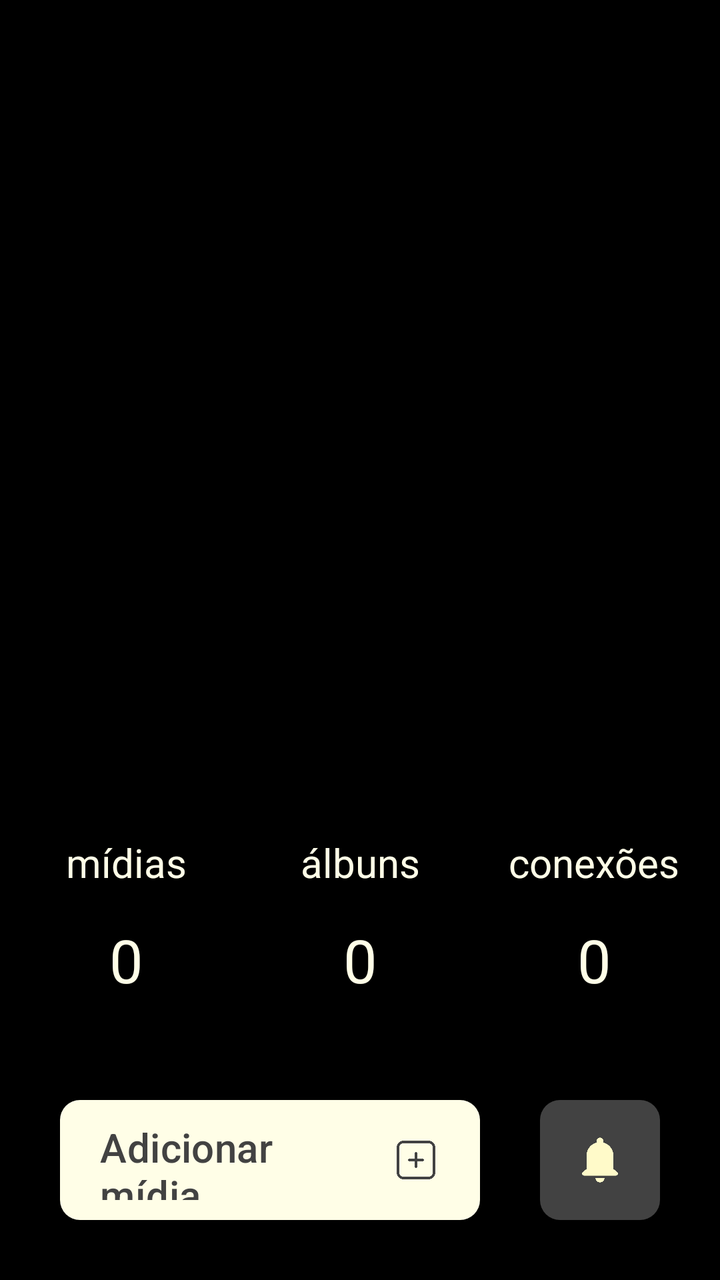
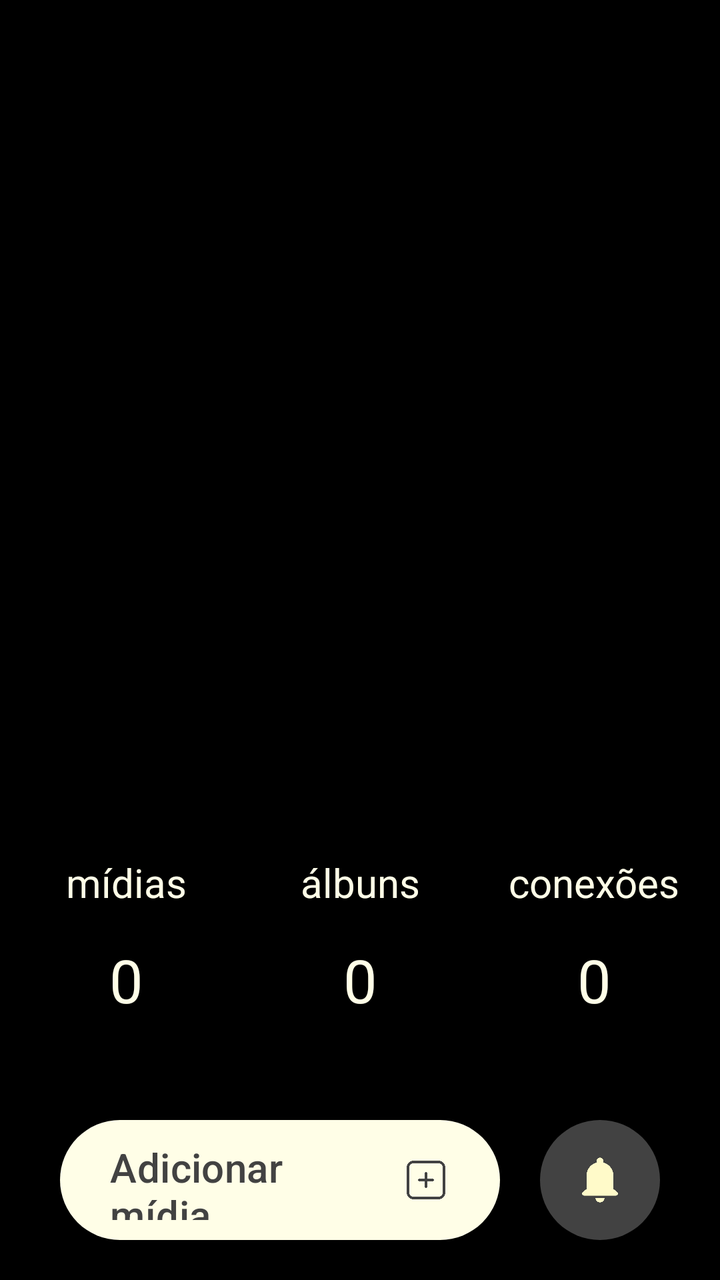

An Android layout rendered at two revisions. The XML below is the earlier revision; the diff shows what the commit changed to produce the second picture.
<!-- AndroidManifest.xml: application theme Theme.Monaly -->
<!-- res/layout/fragment_feed.xml -->
<?xml version="1.0" encoding="utf-8"?>
<androidx.constraintlayout.widget.ConstraintLayout xmlns:android="http://schemas.android.com/apk/res/android"
    xmlns:app="http://schemas.android.com/apk/res-auto"
    xmlns:tools="http://schemas.android.com/tools"
    android:layout_width="match_parent"
    android:layout_height="match_parent"
    android:background="@color/black"
    tools:context=".ui.fragment.navegation.FeedFragment">

    <androidx.viewpager2.widget.ViewPager2
        android:id="@+id/viewPagerFeedAlbums"
        android:layout_width="0dp"
        android:layout_height="0dp"
        android:layout_marginBottom="20dp"
        app:layout_constraintBottom_toTopOf="@+id/textTitleMidia"
        app:layout_constraintEnd_toEndOf="parent"
        app:layout_constraintStart_toStartOf="parent"
        app:layout_constraintTop_toTopOf="parent" />

    <com.google.android.material.button.MaterialButton
        android:id="@+id/buttonAdd"
        android:layout_width="0dp"
        android:layout_height="60dp"
        android:layout_marginStart="30dp"
        android:layout_marginEnd="30dp"
        android:layout_marginBottom="30dp"
        android:background="@drawable/drawable_background_button_gray_dark_10_dp"
        android:gravity="start|center_vertical"
        android:paddingStart="20dp"
        android:paddingEnd="20dp"
        android:text="@string/feed_button_to_add"
        android:textAllCaps="false"
        android:textColor="@color/gray_dark"
        android:textSize="20sp"
        app:backgroundTint="@color/bage_neutral"
        app:icon="@drawable/ic_add_gray_dark"
        app:iconGravity="end"
        app:iconSize="24dp"
        app:iconTint="@null"
        app:layout_constraintBottom_toBottomOf="parent"
        app:layout_constraintEnd_toStartOf="@+id/buttonNotification"
        app:layout_constraintHorizontal_bias="0.0"
        app:layout_constraintStart_toStartOf="parent" />

    <com.google.android.material.button.MaterialButton
        android:id="@+id/buttonNotification"
        android:layout_width="60dp"
        android:layout_height="60dp"
        android:layout_marginEnd="30dp"
        android:layout_marginBottom="30dp"
        android:background="@drawable/drawable_background_button_gray_dark_10_dp"
        android:contentDescription="@string/feed_content_description_notification"
        android:insetTop="0dp"
        android:insetBottom="0dp"
        android:padding="0dp"
        app:backgroundTint="@color/gray_dark"
        app:icon="@drawable/ic_notification_bage_neutral"
        app:iconGravity="textStart"
        app:iconPadding="0dp"
        app:iconSize="28dp"
        app:iconTint="@null"
        app:layout_constraintBottom_toBottomOf="parent"
        app:layout_constraintEnd_toEndOf="parent" />

    <TextView
        android:id="@+id/textDefaultAlbun"
        android:layout_width="wrap_content"
        android:layout_height="wrap_content"
        android:layout_marginBottom="50dp"
        android:text="@string/feed__defaut_number"
        android:textColor="@color/bage_neutral"
        android:textSize="30sp"
        app:layout_constraintBottom_toTopOf="@+id/buttonAdd"
        app:layout_constraintEnd_toEndOf="parent"
        app:layout_constraintStart_toStartOf="parent" />

    <TextView
        android:id="@+id/textDefaultConection"
        android:layout_width="wrap_content"
        android:layout_height="wrap_content"
        android:layout_marginStart="100dp"
        android:text="@string/feed__defaut_number"
        android:textColor="@color/bage_neutral"
        android:textSize="30sp"
        app:layout_constraintBottom_toBottomOf="@+id/textDefaultAlbun"
        app:layout_constraintStart_toEndOf="@+id/textDefaultAlbun" />

    <TextView
        android:id="@+id/textDefaultMidia"
        android:layout_width="wrap_content"
        android:layout_height="wrap_content"
        android:layout_marginEnd="100dp"
        android:text="@string/feed__defaut_number"
        android:textColor="@color/bage_neutral"
        android:textSize="30sp"
        app:layout_constraintBottom_toBottomOf="@+id/textDefaultAlbun"
        app:layout_constraintEnd_toStartOf="@+id/textDefaultAlbun" />

    <TextView
        android:id="@+id/textTitleAlbun"
        android:layout_width="wrap_content"
        android:layout_height="wrap_content"
        android:layout_marginBottom="15dp"
        android:text="@string/feed_title_albuns"
        android:textColor="@color/bage_neutral"
        android:textSize="20sp"
        app:layout_constraintBottom_toTopOf="@+id/textDefaultAlbun"
        app:layout_constraintEnd_toEndOf="parent"
        app:layout_constraintStart_toStartOf="parent" />

    <TextView
        android:id="@+id/textTitleConection"
        android:layout_width="wrap_content"
        android:layout_height="wrap_content"
        android:layout_marginBottom="15dp"
        android:text="@string/feed_title_conections"
        android:textColor="@color/bage_neutral"
        android:textSize="20sp"
        app:layout_constraintBottom_toTopOf="@+id/textDefaultConection"
        app:layout_constraintEnd_toEndOf="@+id/textDefaultConection"
        app:layout_constraintStart_toStartOf="@+id/textDefaultConection" />

    <TextView
        android:id="@+id/textTitleMidia"
        android:layout_width="wrap_content"
        android:layout_height="wrap_content"
        android:layout_marginBottom="15dp"
        android:text="@string/feed_title_midia"
        android:textColor="@color/bage_neutral"
        android:textSize="20sp"
        app:layout_constraintBottom_toTopOf="@+id/textDefaultMidia"
        app:layout_constraintEnd_toEndOf="@+id/textDefaultMidia"
        app:layout_constraintStart_toStartOf="@+id/textDefaultMidia" />

</androidx.constraintlayout.widget.ConstraintLayout>
<!-- resources referenced by this layout -->
<resources>
  <color name="bage_neutral">#fffee7</color>
  <color name="black">#000000</color>
  <color name="gray_dark">#424242</color>
  <!-- drawable drawable_background_button_gray_dark_10_dp (drawable) -->
  <?xml version="1.0" encoding="utf-8"?>
  <shape xmlns:android="http://schemas.android.com/apk/res/android">
  
      <corners android:radius="10dp"/>
      <solid android:color="@color/gray_dark"/>
  
  </shape>
  <!-- drawable ic_add_gray_dark: png bitmap (drawable, 1667 bytes) -->
  <!-- drawable ic_notification_bage_neutral: png bitmap (drawable, 1421 bytes) -->
  <string name="feed__defaut_number">0</string>
  <string name="feed_button_to_add">Adicionar mídia</string>
  <string name="feed_content_description_notification">Botão de notificação</string>
  <string name="feed_title_albuns">álbuns</string>
  <string name="feed_title_conections">conexões</string>
  <string name="feed_title_midia">mídias</string>
  <style name="Theme.Monaly" parent="Base.Theme.Monaly" />
  <style name="Base.Theme.Monaly" parent="Theme.Material3.DayNight.NoActionBar">
  
          <item name="android:navigationBarColor">@color/black</item>
  
      </style>
</resources>

<!-- the commit's change to res/layout/fragment_feed.xml (unified diff, before → after) -->
@@ -22,12 +22,12 @@
         android:layout_width="0dp"
         android:layout_height="60dp"
         android:layout_marginStart="30dp"
-        android:layout_marginEnd="30dp"
-        android:layout_marginBottom="30dp"
+        android:layout_marginEnd="20dp"
+        android:layout_marginBottom="20dp"
         android:background="@drawable/drawable_background_button_gray_dark_10_dp"
         android:gravity="start|center_vertical"
-        android:paddingStart="20dp"
-        android:paddingEnd="20dp"
+        android:paddingStart="25dp"
+        android:paddingEnd="25dp"
         android:text="@string/feed_button_to_add"
         android:textAllCaps="false"
         android:textColor="@color/gray_dark"
@@ -47,7 +47,7 @@
         android:layout_width="60dp"
         android:layout_height="60dp"
         android:layout_marginEnd="30dp"
-        android:layout_marginBottom="30dp"
+        android:layout_marginBottom="20dp"
         android:background="@drawable/drawable_background_button_gray_dark_10_dp"
         android:contentDescription="@string/feed_content_description_notification"
         android:insetTop="0dp"
<!-- resource entries referenced after the edit -->
@@ -7,7 +7,7 @@
   <?xml version="1.0" encoding="utf-8"?>
   <shape xmlns:android="http://schemas.android.com/apk/res/android">
   
-      <corners android:radius="10dp"/>
+      <corners android:radius="30dp"/>
       <solid android:color="@color/gray_dark"/>
   
   </shape>
